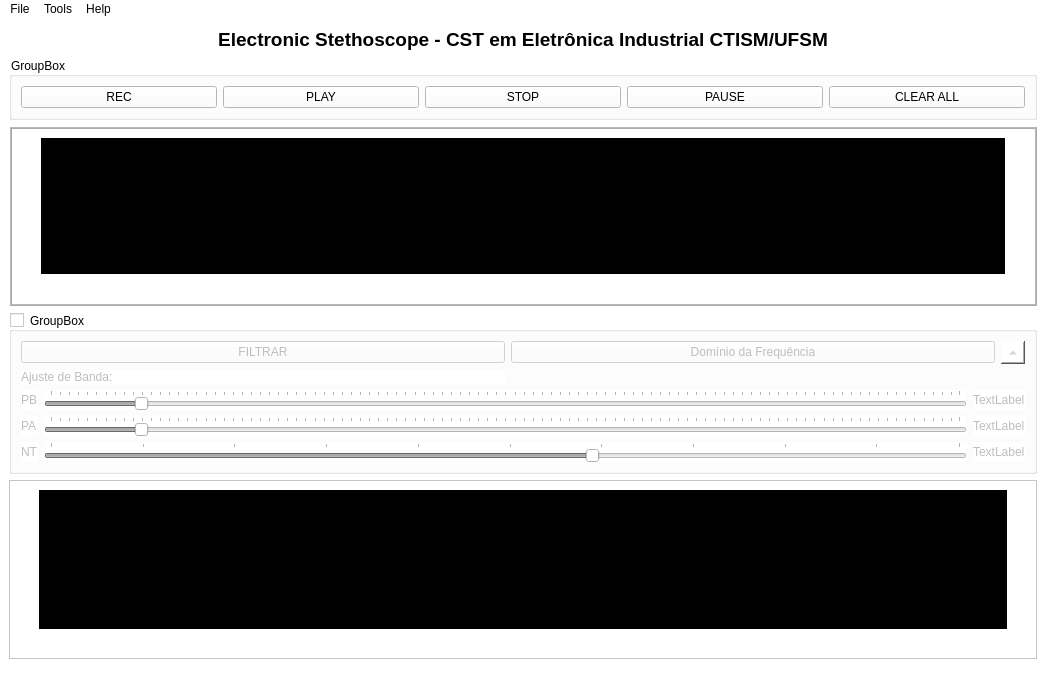
Before: the Qt Designer form main.ui in Tarsisnbs/App_Estetoscopio, drawn with Qt 5.
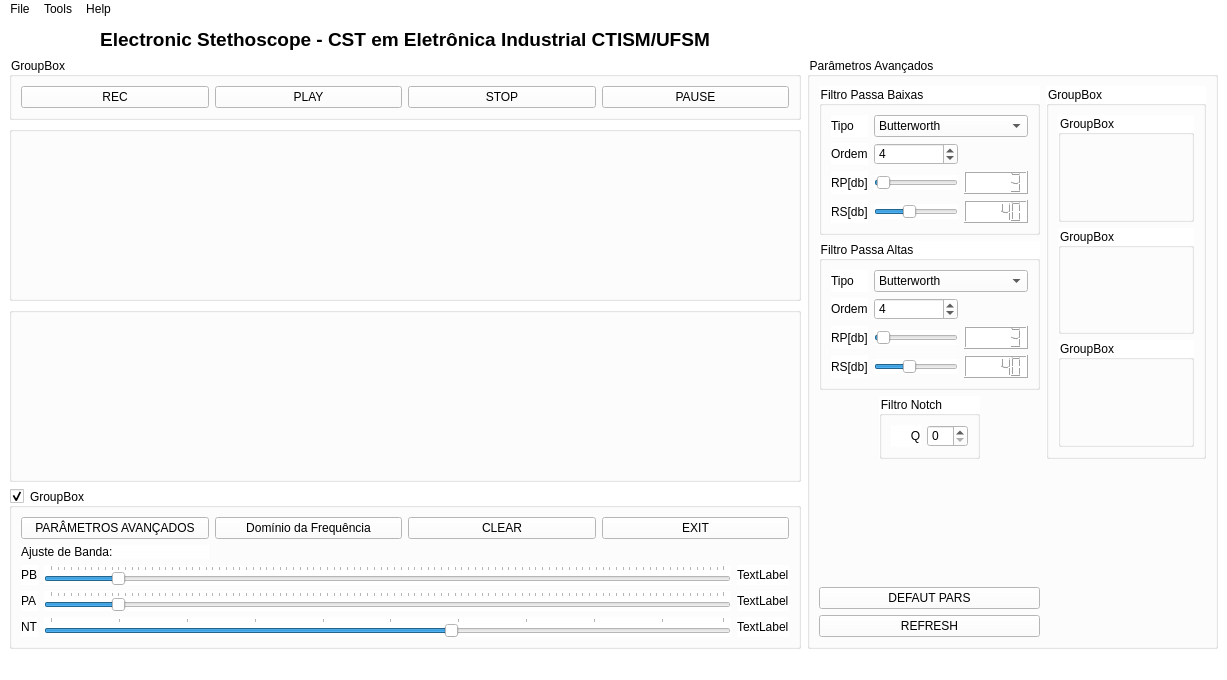
After: the same form once the commit is applied.

Commit message: Correçoes .ui

What changed in the file:
```diff
--- a/main.ui
+++ b/main.ui
@@ -6,8 +6,8 @@
    <rect>
     <x>0</x>
     <y>0</y>
-    <width>1046</width>
-    <height>690</height>
+    <width>1227</width>
+    <height>680</height>
    </rect>
   </property>
   <property name="cursor">
@@ -39,6 +39,54 @@
   </property>
   <widget class="QWidget" name="centralwidget">
    <layout class="QGridLayout" name="gridLayout_6">
+    <item row="3" column="0">
+     <widget class="QGroupBox" name="ch2">
+      <layout class="QGridLayout" name="gridLayout">
+       <item row="1" column="3">
+        <spacer name="verticalSpacer_2">
+         <property name="orientation">
+          <enum>Qt::Vertical</enum>
+         </property>
+         <property name="sizeHint" stdset="0">
+          <size>
+           <width>20</width>
+           <height>40</height>
+          </size>
+         </property>
+        </spacer>
+       </item>
+       <item row="0" column="0" rowspan="2">
+        <spacer name="verticalSpacer">
+         <property name="orientation">
+          <enum>Qt::Vertical</enum>
+         </property>
+         <property name="sizeHint" stdset="0">
+          <size>
+           <width>20</width>
+           <height>40</height>
+          </size>
+         </property>
+        </spacer>
+       </item>
+       <item row="2" column="1">
+        <spacer name="horizontalSpacer">
+         <property name="orientation">
+          <enum>Qt::Horizontal</enum>
+         </property>
+         <property name="sizeHint" stdset="0">
+          <size>
+           <width>728</width>
+           <height>20</height>
+          </size>
+         </property>
+        </spacer>
+       </item>
+       <item row="0" column="2">
+        <layout class="QVBoxLayout" name="verticalLayout_2"/>
+       </item>
+      </layout>
+     </widget>
+    </item>
     <item row="1" column="0">
      <widget class="QGroupBox" name="groupBox">
       <property name="styleSheet">
@@ -80,24 +128,346 @@
          </property>
         </widget>
        </item>
-       <item row="0" column="4">
-        <widget class="QPushButton" name="clearButton">
+      </layout>
+     </widget>
+    </item>
+    <item row="1" column="1" rowspan="4">
+     <widget class="QGroupBox" name="adv_pars_Box">
+      <property name="sizePolicy">
+       <sizepolicy hsizetype="Expanding" vsizetype="Expanding">
+        <horstretch>0</horstretch>
+        <verstretch>0</verstretch>
+       </sizepolicy>
+      </property>
+      <property name="title">
+       <string>Parâmetros Avançados</string>
+      </property>
+      <layout class="QGridLayout" name="gridLayout_7">
+       <item row="1" column="0">
+        <widget class="QGroupBox" name="groupBoxPA">
+         <property name="title">
+          <string>Filtro Passa Altas</string>
+         </property>
+         <layout class="QGridLayout" name="gridLayout_9">
+          <item row="0" column="0">
+           <widget class="QLabel" name="label_21">
+            <property name="text">
+             <string>Tipo</string>
+            </property>
+           </widget>
+          </item>
+          <item row="0" column="1" colspan="2">
+           <widget class="QComboBox" name="comboBox_tipoPA">
+            <item>
+             <property name="text">
+              <string>Butterworth</string>
+             </property>
+            </item>
+            <item>
+             <property name="text">
+              <string>Bessel</string>
+             </property>
+            </item>
+            <item>
+             <property name="text">
+              <string>Chebyshev I</string>
+             </property>
+            </item>
+            <item>
+             <property name="text">
+              <string>Chebyshev II</string>
+             </property>
+            </item>
+            <item>
+             <property name="text">
+              <string>Elíptico</string>
+             </property>
+            </item>
+           </widget>
+          </item>
+          <item row="1" column="0">
+           <widget class="QLabel" name="label_23">
+            <property name="text">
+             <string>Ordem</string>
+            </property>
+           </widget>
+          </item>
+          <item row="1" column="1">
+           <widget class="QSpinBox" name="ordem_PA">
+            <property name="value">
+             <number>4</number>
+            </property>
+           </widget>
+          </item>
+          <item row="2" column="0">
+           <widget class="QLabel" name="label_22">
+            <property name="text">
+             <string>RP[db]</string>
+            </property>
+           </widget>
+          </item>
+          <item row="2" column="1">
+           <widget class="QSlider" name="slider_rp_PA">
+            <property name="sliderPosition">
+             <number>3</number>
+            </property>
+            <property name="orientation">
+             <enum>Qt::Horizontal</enum>
+            </property>
+           </widget>
+          </item>
+          <item row="2" column="2">
+           <widget class="QLCDNumber" name="lcd_rp_PA">
+            <property name="intValue" stdset="0">
+             <number>3</number>
+            </property>
+           </widget>
+          </item>
+          <item row="3" column="0">
+           <widget class="QLabel" name="label_20">
+            <property name="text">
+             <string>RS[db]</string>
+            </property>
+           </widget>
+          </item>
+          <item row="3" column="1">
+           <widget class="QSlider" name="slider_rs_PA">
+            <property name="sliderPosition">
+             <number>40</number>
+            </property>
+            <property name="orientation">
+             <enum>Qt::Horizontal</enum>
+            </property>
+           </widget>
+          </item>
+          <item row="3" column="2">
+           <widget class="QLCDNumber" name="lcd_rs_PA">
+            <property name="intValue" stdset="0">
+             <number>40</number>
+            </property>
+           </widget>
+          </item>
+         </layout>
+        </widget>
+       </item>
+       <item row="2" column="0" alignment="Qt::AlignHCenter">
+        <widget class="QGroupBox" name="groupBoxNT">
+         <property name="sizePolicy">
+          <sizepolicy hsizetype="Expanding" vsizetype="Preferred">
+           <horstretch>0</horstretch>
+           <verstretch>0</verstretch>
+          </sizepolicy>
+         </property>
+         <property name="maximumSize">
+          <size>
+           <width>110</width>
+           <height>16777215</height>
+          </size>
+         </property>
+         <property name="title">
+          <string>Filtro Notch</string>
+         </property>
+         <layout class="QGridLayout" name="gridLayout_8">
+          <item row="1" column="1">
+           <widget class="QLabel" name="label_16">
+            <property name="sizePolicy">
+             <sizepolicy hsizetype="Expanding" vsizetype="Preferred">
+              <horstretch>0</horstretch>
+              <verstretch>0</verstretch>
+             </sizepolicy>
+            </property>
+            <property name="text">
+             <string>      Q</string>
+            </property>
+           </widget>
+          </item>
+          <item row="1" column="2">
+           <widget class="QSpinBox" name="q_NT"/>
+          </item>
+         </layout>
+        </widget>
+       </item>
+       <item row="4" column="0">
+        <widget class="QPushButton" name="pushButton">
          <property name="text">
-          <string>CLEAR ALL</string>
+          <string>DEFAUT PARS</string>
          </property>
         </widget>
        </item>
+       <item row="5" column="0">
+        <widget class="QPushButton" name="refreshButton">
+         <property name="text">
+          <string>REFRESH</string>
+         </property>
+        </widget>
+       </item>
+       <item row="0" column="0">
+        <widget class="QGroupBox" name="groupBoxPB">
+         <property name="title">
+          <string>Filtro Passa Baixas</string>
+         </property>
+         <layout class="QGridLayout" name="gridLayout_10">
+          <item row="0" column="0">
+           <widget class="QLabel" name="label_12">
+            <property name="text">
+             <string>Tipo</string>
+            </property>
+           </widget>
+          </item>
+          <item row="0" column="1" colspan="2">
+           <widget class="QComboBox" name="comboBox_tipoPB">
+            <item>
+             <property name="text">
+              <string>Butterworth</string>
+             </property>
+            </item>
+            <item>
+             <property name="text">
+              <string>Bessel</string>
+             </property>
+            </item>
+            <item>
+             <property name="text">
+              <string>Chebyshev I</string>
+             </property>
+            </item>
+            <item>
+             <property name="text">
+              <string>Chebyshev II</string>
+             </property>
+            </item>
+            <item>
+             <property name="text">
+              <string>Elíptico</string>
+             </property>
+            </item>
+           </widget>
+          </item>
+          <item row="1" column="0">
+           <widget class="QLabel" name="label_11">
+            <property name="text">
+             <string>Ordem</string>
+            </property>
+           </widget>
+          </item>
+          <item row="1" column="1">
+           <widget class="QSpinBox" name="ordem_PB">
+            <property name="value">
+             <number>4</number>
+            </property>
+           </widget>
+          </item>
+          <item row="2" column="0">
+           <widget class="QLabel" name="label_14">
+            <property name="text">
+             <string>RP[db]</string>
+            </property>
+           </widget>
+          </item>
+          <item row="2" column="1">
+           <widget class="QSlider" name="slider_rp_PB">
+            <property name="value">
+             <number>3</number>
+            </property>
+            <property name="orientation">
+             <enum>Qt::Horizontal</enum>
+            </property>
+           </widget>
+          </item>
+          <item row="2" column="2">
+           <widget class="QLCDNumber" name="lcd_rp_PB">
+            <property name="intValue" stdset="0">
+             <number>3</number>
+            </property>
+           </widget>
+          </item>
+          <item row="3" column="0">
+           <widget class="QLabel" name="label_15">
+            <property name="text">
+             <string>RS[db]</string>
+            </property>
+           </widget>
+          </item>
+          <item row="3" column="1">
+           <widget class="QSlider" name="slider_rs_PB">
+            <property name="sliderPosition">
+             <number>40</number>
+            </property>
+            <property name="orientation">
+             <enum>Qt::Horizontal</enum>
+            </property>
+           </widget>
+          </item>
+          <item row="3" column="2">
+           <widget class="QLCDNumber" name="lcd_rs_PB">
+            <property name="smallDecimalPoint">
+             <bool>false</bool>
+            </property>
+            <property name="intValue" stdset="0">
+             <number>40</number>
+            </property>
+           </widget>
+          </item>
+         </layout>
+        </widget>
+       </item>
+       <item row="0" column="1" rowspan="3">
+        <widget class="QGroupBox" name="groupBox_3">
+         <property name="sizePolicy">
+          <sizepolicy hsizetype="Expanding" vsizetype="Expanding">
+           <horstretch>0</horstretch>
+           <verstretch>0</verstretch>
+          </sizepolicy>
+         </property>
+         <property name="title">
+          <string>GroupBox</string>
+         </property>
+         <layout class="QVBoxLayout" name="verticalLayout">
+          <item>
+           <layout class="QVBoxLayout" name="verticalLayout_3">
+            <item>
+             <widget class="QGroupBox" name="groupBox_5">
+              <property name="title">
+               <string>GroupBox</string>
+              </property>
+             </widget>
+            </item>
+            <item>
+             <widget class="QGroupBox" name="groupBox_6">
+              <property name="title">
+               <string>GroupBox</string>
+              </property>
+             </widget>
+            </item>
+            <item>
+             <widget class="QGroupBox" name="groupBox_4">
+              <property name="title">
+               <string>GroupBox</string>
+              </property>
+             </widget>
+            </item>
+           </layout>
+          </item>
+         </layout>
+        </widget>
+       </item>
+       <item row="3" column="0">
+        <spacer name="verticalSpacer_5">
+         <property name="orientation">
+          <enum>Qt::Vertical</enum>
+         </property>
+         <property name="sizeHint" stdset="0">
+          <size>
+           <width>20</width>
+           <height>40</height>
+          </size>
+         </property>
+        </spacer>
+       </item>
       </layout>
      </widget>
     </item>
-    <item row="0" column="0">
-     <widget class="QLabel" name="label">
-      <property name="text">
-       <string>&lt;html&gt;&lt;head/&gt;&lt;body&gt;&lt;p align=&quot;center&quot;&gt;&lt;span style=&quot; font-size:14pt; font-weight:600;&quot;&gt;Electronic Stethoscope - CST em Eletrônica Industrial CTISM/UFSM&lt;/span&gt;&lt;/p&gt;&lt;/body&gt;&lt;/html&gt;</string>
-      </property>
-     </widget>
-    </item>
-    <item row="3" column="0">
+    <item row="4" column="0">
      <widget class="QGroupBox" name="groupBox_2">
       <property name="styleSheet">
        <string notr="true"/>
@@ -109,20 +479,68 @@
        <bool>true</bool>
       </property>
       <property name="checked">
-       <bool>false</bool>
+       <bool>true</bool>
       </property>
       <layout class="QGridLayout" name="gridLayout_5">
-       <item row="1" column="0">
-        <widget class="QLabel" name="label_2">
+       <item row="0" column="1">
+        <widget class="QPushButton" name="freqtime_toggButon">
          <property name="text">
-          <string>Ajuste de Banda:</string>
+          <string>Domínio da Frequência</string>
          </property>
+         <property name="checkable">
+          <bool>true</bool>
+         </property>
         </widget>
        </item>
-       <item row="2" column="0" colspan="3">
+       <item row="0" column="2">
+        <widget class="QPushButton" name="clearButton">
+         <property name="text">
+          <string>CLEAR</string>
+         </property>
+        </widget>
+       </item>
+       <item row="0" column="0">
+        <widget class="QPushButton" name="adv_pars_Buton">
+         <property name="enabled">
+          <bool>true</bool>
+         </property>
+         <property name="autoFillBackground">
+          <bool>false</bool>
+         </property>
+         <property name="text">
+          <string>PARÂMETROS AVANÇADOS</string>
+         </property>
+         <property name="checkable">
+          <bool>true</bool>
+         </property>
+        </widget>
+       </item>
+       <item row="2" column="0" colspan="4">
         <layout class="QGridLayout" name="gridLayout_4">
+         <item row="2" column="1">
+          <widget class="QSlider" name="sliderPA">
+           <property name="minimum">
+            <number>1</number>
+           </property>
+           <property name="maximum">
+            <number>1000</number>
+           </property>
+           <property name="sliderPosition">
+            <number>100</number>
+           </property>
+           <property name="orientation">
+            <enum>Qt::Horizontal</enum>
+           </property>
+           <property name="tickPosition">
+            <enum>QSlider::TicksAbove</enum>
+           </property>
+          </widget>
+         </item>
          <item row="5" column="1">
           <widget class="QSlider" name="sliderNT">
+           <property name="styleSheet">
+            <string notr="true">color: qlineargradient(spread:pad, x1:0, y1:0, x2:1, y2:0, stop:0 rgba(0, 0, 0, 255), stop:1 rgba(255, 255, 255, 255));</string>
+           </property>
            <property name="minimum">
             <number>1</number>
            </property>
@@ -146,47 +564,6 @@
            </property>
           </widget>
          </item>
-         <item row="1" column="1">
-          <widget class="QSlider" name="sliderPB">
-           <property name="minimum">
-            <number>1</number>
-           </property>
-           <property name="maximum">
-            <number>1000</number>
-           </property>
-           <property name="sliderPosition">
-            <number>100</number>
-           </property>
-           <property name="orientation">
-            <enum>Qt::Horizontal</enum>
-           </property>
-           <property name="tickPosition">
-            <enum>QSlider::TicksAbove</enum>
-           </property>
-           <property name="tickInterval">
-            <number>10</number>
-           </property>
-          </widget>
-         </item>
-         <item row="2" column="1">
-          <widget class="QSlider" name="sliderPA">
-           <property name="minimum">
-            <number>1</number>
-           </property>
-           <property name="maximum">
-            <number>1000</number>
-           </property>
-           <property name="sliderPosition">
-            <number>100</number>
-           </property>
-           <property name="orientation">
-            <enum>Qt::Horizontal</enum>
-           </property>
-           <property name="tickPosition">
-            <enum>QSlider::TicksAbove</enum>
-           </property>
-          </widget>
-         </item>
          <item row="1" column="0">
           <widget class="QLabel" name="label_3">
            <property name="text">
@@ -201,6 +578,35 @@
            </property>
           </widget>
          </item>
+         <item row="1" column="2">
+          <widget class="QLabel" name="lab_PB">
+           <property name="text">
+            <string>TextLabel</string>
+           </property>
+          </widget>
+         </item>
+         <item row="1" column="1">
+          <widget class="QSlider" name="sliderPB">
+           <property name="minimum">
+            <number>1</number>
+           </property>
+           <property name="maximum">
+            <number>1000</number>
+           </property>
+           <property name="sliderPosition">
+            <number>100</number>
+           </property>
+           <property name="orientation">
+            <enum>Qt::Horizontal</enum>
+           </property>
+           <property name="tickPosition">
+            <enum>QSlider::TicksAbove</enum>
+           </property>
+           <property name="tickInterval">
+            <number>10</number>
+           </property>
+          </widget>
+         </item>
          <item row="2" column="0">
           <widget class="QLabel" name="label_4">
            <property name="text">
@@ -208,20 +614,6 @@
            </property>
           </widget>
          </item>
-         <item row="1" column="2">
-          <widget class="QLabel" name="lab_PB">
-           <property name="text">
-            <string>TextLabel</string>
-           </property>
-          </widget>
-         </item>
-         <item row="2" column="2">
-          <widget class="QLabel" name="lab_PA">
-           <property name="text">
-            <string>TextLabel</string>
-           </property>
-          </widget>
-         </item>
          <item row="5" column="2">
           <widget class="QLabel" name="lab_NT">
            <property name="text">
@@ -229,38 +621,26 @@
            </property>
           </widget>
          </item>
+         <item row="2" column="2">
+          <widget class="QLabel" name="lab_PA">
+           <property name="text">
+            <string>TextLabel</string>
+           </property>
+          </widget>
+         </item>
         </layout>
        </item>
-       <item row="0" column="0">
-        <widget class="QPushButton" name="pushButton_9">
-         <property name="enabled">
-          <bool>false</bool>
-         </property>
+       <item row="0" column="3">
+        <widget class="QPushButton" name="exitButton">
          <property name="text">
-          <string>FILTRAR</string>
+          <string>EXIT</string>
          </property>
         </widget>
        </item>
-       <item row="0" column="1">
-        <widget class="QPushButton" name="freqtime_toggButon">
+       <item row="1" column="0">
+        <widget class="QLabel" name="label_2">
          <property name="text">
-          <string>Domínio da Frequência</string>
-         </property>
-         <property name="checkable">
-          <bool>true</bool>
-         </property>
-        </widget>
-       </item>
-       <item row="0" column="2">
-        <widget class="QToolButton" name="toolButton">
-         <property name="text">
-          <string>...</string>
-         </property>
-         <property name="popupMode">
-          <enum>QToolButton::InstantPopup</enum>
-         </property>
-         <property name="arrowType">
-          <enum>Qt::UpArrow</enum>
+          <string>Ajuste de Banda:</string>
          </property>
         </widget>
        </item>
@@ -268,66 +648,11 @@
      </widget>
     </item>
     <item row="2" column="0">
-     <widget class="QFrame" name="ch1">
+     <widget class="QGroupBox" name="ch1">
       <property name="autoFillBackground">
        <bool>false</bool>
       </property>
-      <property name="frameShape">
-       <enum>QFrame::Box</enum>
-      </property>
-      <property name="frameShadow">
-       <enum>QFrame::Raised</enum>
-      </property>
-      <property name="midLineWidth">
-       <number>1</number>
-      </property>
       <layout class="QGridLayout" name="gridLayout_3">
-       <item row="0" column="0" rowspan="2">
-        <spacer name="verticalSpacer_4">
-         <property name="orientation">
-          <enum>Qt::Vertical</enum>
-         </property>
-         <property name="sizeHint" stdset="0">
-          <size>
-           <width>20</width>
-           <height>40</height>
-          </size>
-         </property>
-        </spacer>
-       </item>
-       <item row="0" column="1" rowspan="2">
-        <widget class="QWidget" name="widget_3" native="true">
-         <property name="styleSheet">
-          <string notr="true">background-color: rgb(0, 0, 0);</string>
-         </property>
-         <widget class="QWidget" name="widget_4" native="true">
-          <property name="geometry">
-           <rect>
-            <x>0</x>
-            <y>0</y>
-            <width>767</width>
-            <height>143</height>
-           </rect>
-          </property>
-          <property name="styleSheet">
-           <string notr="true">background-color: rgb(0, 0, 0);</string>
-          </property>
-         </widget>
-        </widget>
-       </item>
-       <item row="2" column="1">
-        <spacer name="horizontalSpacer_2">
-         <property name="orientation">
-          <enum>Qt::Horizontal</enum>
-         </property>
-         <property name="sizeHint" stdset="0">
-          <size>
-           <width>728</width>
-           <height>20</height>
-          </size>
-         </property>
-        </spacer>
-       </item>
        <item row="1" column="2">
         <spacer name="verticalSpacer_3">
          <property name="orientation">
@@ -341,17 +666,8 @@
          </property>
         </spacer>
        </item>
-      </layout>
-     </widget>
-    </item>
-    <item row="4" column="0">
-     <widget class="QFrame" name="ch2">
-      <property name="frameShape">
-       <enum>QFrame::StyledPanel</enum>
-      </property>
-      <layout class="QGridLayout" name="gridLayout">
        <item row="2" column="1">
-        <spacer name="horizontalSpacer">
+        <spacer name="horizontalSpacer_2">
          <property name="orientation">
           <enum>Qt::Horizontal</enum>
          </property>
@@ -364,7 +680,7 @@
         </spacer>
        </item>
        <item row="0" column="0" rowspan="2">
-        <spacer name="verticalSpacer">
+        <spacer name="verticalSpacer_4">
          <property name="orientation">
           <enum>Qt::Vertical</enum>
          </property>
@@ -376,50 +692,30 @@
          </property>
         </spacer>
        </item>
-       <item row="1" column="2">
-        <spacer name="verticalSpacer_2">
-         <property name="orientation">
-          <enum>Qt::Vertical</enum>
-         </property>
-         <property name="sizeHint" stdset="0">
-          <size>
-           <width>20</width>
-           <height>40</height>
-          </size>
-         </property>
-        </spacer>
-       </item>
-       <item row="0" column="1" rowspan="2">
-        <widget class="QWidget" name="widget" native="true">
-         <property name="styleSheet">
-          <string notr="true">background-color: rgb(0, 0, 0);</string>
-         </property>
-         <widget class="QWidget" name="widget_2" native="true">
-          <property name="geometry">
-           <rect>
-            <x>0</x>
-            <y>0</y>
-            <width>767</width>
-            <height>143</height>
-           </rect>
-          </property>
-          <property name="styleSheet">
-           <string notr="true">background-color: rgb(0, 0, 0);</string>
-          </property>
-         </widget>
-        </widget>
-       </item>
       </layout>
      </widget>
     </item>
+    <item row="0" column="0">
+     <widget class="QLabel" name="label">
+      <property name="text">
+       <string>&lt;html&gt;&lt;head/&gt;&lt;body&gt;&lt;p align=&quot;center&quot;&gt;&lt;span style=&quot; font-size:14pt; font-weight:600;&quot;&gt;Electronic Stethoscope - CST em Eletrônica Industrial CTISM/UFSM&lt;/span&gt;&lt;/p&gt;&lt;/body&gt;&lt;/html&gt;</string>
+      </property>
+     </widget>
+    </item>
    </layout>
+   <zorder>adv_pars_Box</zorder>
+   <zorder>groupBox</zorder>
+   <zorder>label</zorder>
+   <zorder>groupBox_2</zorder>
+   <zorder>ch1</zorder>
+   <zorder>ch2</zorder>
   </widget>
   <widget class="QMenuBar" name="menubar">
    <property name="geometry">
     <rect>
      <x>0</x>
      <y>0</y>
-     <width>1046</width>
+     <width>1227</width>
      <height>25</height>
     </rect>
    </property>
```
Left out of the diff: 115 changed lines with no effect on the pictures. The commit also changes 1 other file.
